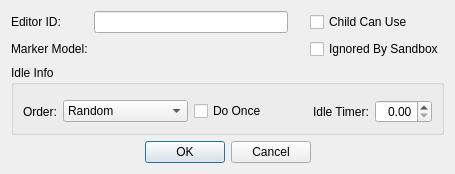
Old version of the form native/src/DovahKit/ui/form_windows/idle_marker.ui in the repository DavidJCobb/DovahKit.
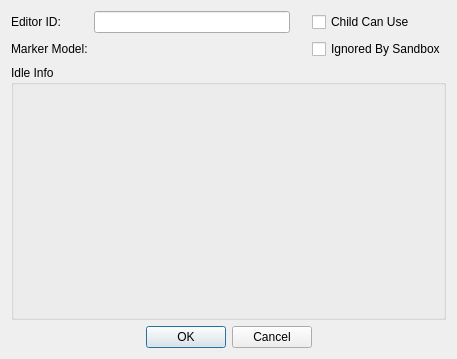
New version of the form. Custom widgets are drawn as their Qt base class.

Patch:
```diff
--- a/native/src/DovahKit/ui/form_windows/idle_marker.ui
+++ b/native/src/DovahKit/ui/form_windows/idle_marker.ui
@@ -2,6 +2,14 @@
 <ui version="4.0">
  <class>FormDialogIdleMarker</class>
  <widget class="QDialog" name="FormDialogIdleMarker">
+  <property name="geometry">
+   <rect>
+    <x>0</x>
+    <y>0</y>
+    <width>457</width>
+    <height>359</height>
+   </rect>
+  </property>
   <property name="windowTitle">
    <string>Idle Marker</string>
   </property>
@@ -83,78 +91,7 @@
      </property>
      <layout class="QVBoxLayout" name="verticalLayout">
       <item>
-       <widget class="DKFormListPane" name="idles"/>
-      </item>
-      <item>
-       <layout class="QGridLayout" name="gridLayout_2">
-        <item row="0" column="0">
-         <widget class="QLabel" name="label_4">
-          <property name="text">
-           <string>Order:</string>
-          </property>
-          <property name="buddy">
-           <cstring>order</cstring>
-          </property>
-         </widget>
-        </item>
-        <item row="0" column="2">
-         <widget class="QCheckBox" name="flagDoOnce">
-          <property name="whatsThis">
-           <string>If this is checked, then idles in this marker's animation list will each only be played once.</string>
-          </property>
-          <property name="text">
-           <string>Do Once</string>
-          </property>
-         </widget>
-        </item>
-        <item row="0" column="4">
-         <widget class="QLabel" name="label_3">
-          <property name="text">
-           <string>Idle Timer:</string>
-          </property>
-          <property name="buddy">
-           <cstring>idleTimer</cstring>
-          </property>
-         </widget>
-        </item>
-        <item row="0" column="5">
-         <widget class="QDoubleSpinBox" name="idleTimer">
-          <property name="whatsThis">
-           <string>If this marker plays animations in a random order, then this is the duration of each animation. If this marker plays all of its animations in sequence, then this is the delay between each time the sequence loops.</string>
-          </property>
-          <property name="alignment">
-           <set>Qt::AlignRight|Qt::AlignTrailing|Qt::AlignVCenter</set>
-          </property>
-         </widget>
-        </item>
-        <item row="0" column="1">
-         <widget class="QComboBox" name="order">
-          <item>
-           <property name="text">
-            <string>Random</string>
-           </property>
-          </item>
-          <item>
-           <property name="text">
-            <string>Run in Sequence</string>
-           </property>
-          </item>
-         </widget>
-        </item>
-        <item row="0" column="3">
-         <spacer name="horizontalSpacer_4">
-          <property name="orientation">
-           <enum>Qt::Horizontal</enum>
-          </property>
-          <property name="sizeHint" stdset="0">
-           <size>
-            <width>40</width>
-            <height>20</height>
-           </size>
-          </property>
-         </spacer>
-        </item>
-       </layout>
+       <widget class="DKIdleCollectionWidget" name="idles"/>
       </item>
      </layout>
     </widget>
@@ -207,9 +144,9 @@
  </widget>
  <customwidgets>
   <customwidget>
-   <class>DKFormListPane</class>
+   <class>DKIdleCollectionWidget</class>
    <extends>QWidget</extends>
-   <header>widgets/DKFormListPane.h</header>
+   <header>widgets/DKIdleCollectionWidget.h</header>
   </customwidget>
   <customwidget>
    <class>DKFormNIFPicker</class>
@@ -223,9 +160,6 @@
   <tabstop>flagChild</tabstop>
   <tabstop>flagIgnoredBySandbox</tabstop>
   <tabstop>idles</tabstop>
-  <tabstop>order</tabstop>
-  <tabstop>flagDoOnce</tabstop>
-  <tabstop>idleTimer</tabstop>
   <tabstop>buttonOK</tabstop>
   <tabstop>buttonCancel</tabstop>
  </tabstops>
```
